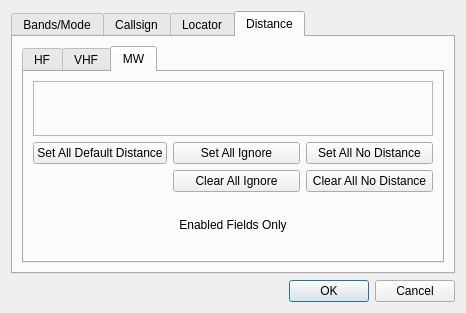
Above: mqt/MqtLogger/clusterclientfilterdialog.ui from Rsclub22/Minos2-Mirror before the change. Below: the same form after it.
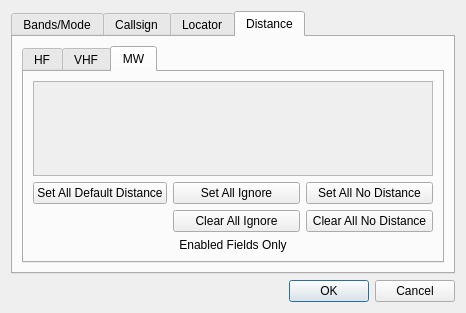
That is the form after the change. The open tabs and pages were chosen to show the change.

Commit message: Use a scroll area to keep the dialog size down

The edit to the form file:
```diff
--- a/mqt/MqtLogger/clusterclientfilterdialog.ui
+++ b/mqt/MqtLogger/clusterclientfilterdialog.ui
@@ -6,7 +6,7 @@
    <rect>
     <x>0</x>
     <y>0</y>
-    <width>463</width>
+    <width>461</width>
     <height>313</height>
    </rect>
   </property>
@@ -569,13 +569,20 @@
           </attribute>
           <layout class="QVBoxLayout" name="verticalLayout_7">
            <item>
-            <widget class="QFrame" name="mwDistanceFrame">
-             <property name="frameShape">
-              <enum>QFrame::StyledPanel</enum>
+            <widget class="QScrollArea" name="mwScrollArea">
+             <property name="widgetResizable">
+              <bool>true</bool>
              </property>
-             <property name="frameShadow">
-              <enum>QFrame::Raised</enum>
-             </property>
+             <widget class="QWidget" name="mwScrollAreaWidgetContents">
+              <property name="geometry">
+               <rect>
+                <x>0</x>
+                <y>0</y>
+                <width>397</width>
+                <height>97</height>
+               </rect>
+              </property>
+             </widget>
             </widget>
            </item>
            <item>
```
Left out of the diff: 46 changed lines with no effect on the pictures. The commit also changes 1 other file.
